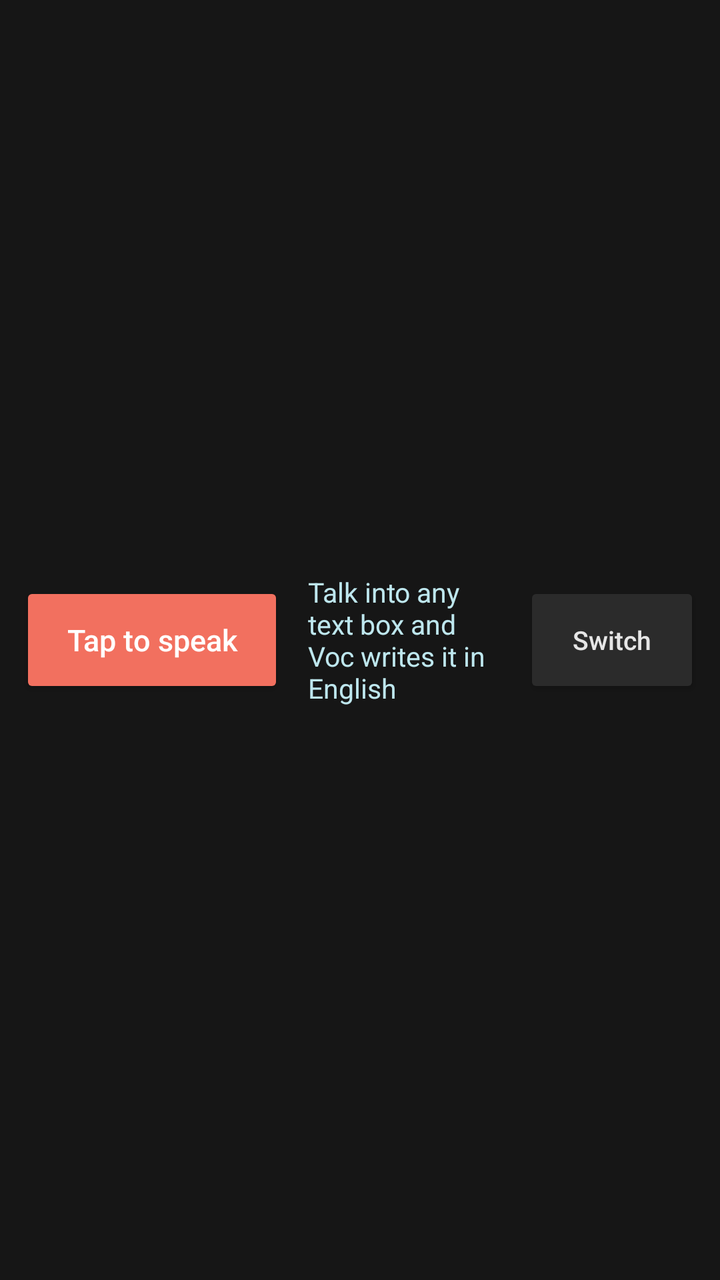
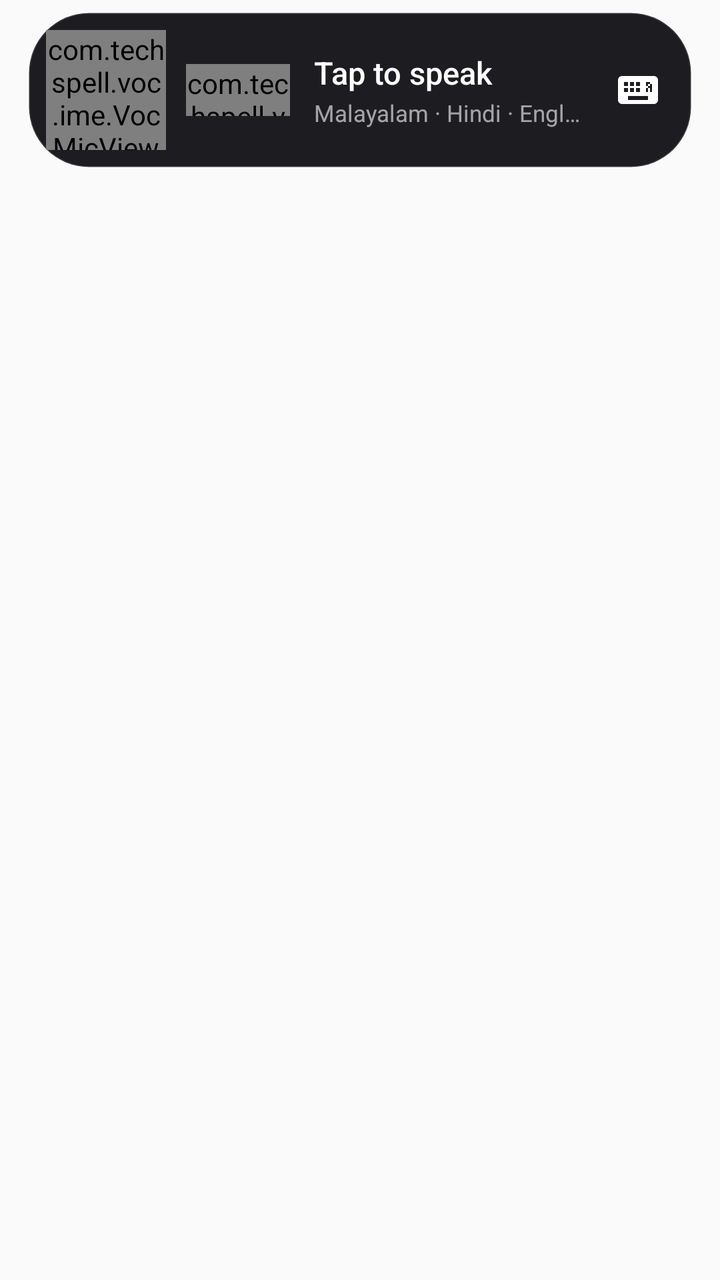

Compare the two renders of this Android layout. The source of the first and the diff that turns it into the second are given below.
<!-- AndroidManifest.xml: application theme AppTheme -->
<!-- res/layout/voc_ime.xml -->
<?xml version="1.0" encoding="utf-8"?>
<LinearLayout xmlns:android="http://schemas.android.com/apk/res/android"
    android:layout_width="match_parent"
    android:layout_height="wrap_content"
    android:orientation="horizontal"
    android:gravity="center_vertical"
    android:background="#161616"
    android:padding="10dp">

    <Button
        android:id="@+id/mic"
        android:layout_width="wrap_content"
        android:layout_height="58dp"
        android:minWidth="132dp"
        android:backgroundTint="#F2705F"
        android:textColor="#FFFFFF"
        android:textAllCaps="false"
        android:textSize="15sp"
        android:text="@string/ime_tap" />

    <TextView
        android:id="@+id/status"
        android:layout_width="0dp"
        android:layout_height="wrap_content"
        android:layout_weight="1"
        android:paddingStart="12dp"
        android:paddingEnd="12dp"
        android:textColor="#BEE7EE"
        android:textSize="13.5sp"
        android:text="@string/ime_hint" />

    <Button
        android:id="@+id/switch_kb"
        android:layout_width="wrap_content"
        android:layout_height="58dp"
        android:backgroundTint="#2B2B2B"
        android:textColor="#E6E6E6"
        android:textAllCaps="false"
        android:textSize="13sp"
        android:text="@string/ime_switch" />
</LinearLayout>
<!-- resources referenced by this layout -->
<resources>
  <string name="ime_hint">Talk into any text box and Voc writes it in English</string>
  <string name="ime_switch">Switch</string>
  <string name="ime_tap">Tap to speak</string>
  <style name="AppTheme" parent="Theme.AppCompat.Light.DarkActionBar">
          
          <item name="colorPrimary">@color/colorPrimary</item>
          <item name="colorPrimaryDark">@color/colorPrimaryDark</item>
          <item name="colorAccent">@color/colorAccent</item>
      </style>
</resources>

<!-- the commit's change to res/layout/voc_ime.xml (unified diff, before → after) -->
@@ -1,41 +1,87 @@
 <?xml version="1.0" encoding="utf-8"?>
-<LinearLayout xmlns:android="http://schemas.android.com/apk/res/android"
+<FrameLayout xmlns:android="http://schemas.android.com/apk/res/android"
     android:layout_width="match_parent"
     android:layout_height="wrap_content"
-    android:orientation="horizontal"
-    android:gravity="center_vertical"
-    android:background="#161616"
-    android:padding="10dp">
+    android:background="@android:color/transparent"
+    android:paddingBottom="8dp">
 
-    <Button
-        android:id="@+id/mic"
-        android:layout_width="wrap_content"
-        android:layout_height="58dp"
-        android:minWidth="132dp"
-        android:backgroundTint="#F2705F"
-        android:textColor="#FFFFFF"
-        android:textAllCaps="false"
-        android:textSize="15sp"
-        android:text="@string/ime_tap" />
+    <LinearLayout
+        android:layout_width="match_parent"
+        android:layout_height="78dp"
+        android:layout_marginStart="14dp"
+        android:layout_marginTop="6dp"
+        android:layout_marginEnd="14dp"
+        android:layout_marginBottom="4dp"
+        android:background="@drawable/voc_pill"
+        android:elevation="12dp"
+        android:gravity="center_vertical"
+        android:orientation="horizontal"
+        android:paddingStart="9dp"
+        android:paddingEnd="5dp">
 
-    <TextView
-        android:id="@+id/status"
-        android:layout_width="0dp"
-        android:layout_height="wrap_content"
-        android:layout_weight="1"
-        android:paddingStart="12dp"
-        android:paddingEnd="12dp"
-        android:textColor="#BEE7EE"
-        android:textSize="13.5sp"
-        android:text="@string/ime_hint" />
+        <FrameLayout
+            android:layout_width="60dp"
+            android:layout_height="60dp">
 
-    <Button
-        android:id="@+id/switch_kb"
-        android:layout_width="wrap_content"
-        android:layout_height="58dp"
-        android:backgroundTint="#2B2B2B"
-        android:textColor="#E6E6E6"
-        android:textAllCaps="false"
-        android:textSize="13sp"
-        android:text="@string/ime_switch" />
-</LinearLayout>
+            <com.techspell.voc.ime.VocMicView
+                android:id="@+id/orb"
+                android:layout_width="match_parent"
+                android:layout_height="match_parent" />
+
+            <ImageButton
+                android:id="@+id/mic"
+                android:layout_width="match_parent"
+                android:layout_height="match_parent"
+                android:background="?android:attr/selectableItemBackgroundBorderless"
+                android:contentDescription="@string/ime_tap" />
+        </FrameLayout>
+
+        <com.techspell.voc.ime.VocWave
+            android:id="@+id/wave"
+            android:layout_width="52dp"
+            android:layout_height="26dp"
+            android:layout_marginStart="10dp" />
+
+        <LinearLayout
+            android:layout_width="0dp"
+            android:layout_height="wrap_content"
+            android:layout_marginStart="12dp"
+            android:layout_marginEnd="4dp"
+            android:layout_weight="1"
+            android:orientation="vertical">
+
+            <TextView
+                android:id="@+id/status"
+                android:layout_width="match_parent"
+                android:layout_height="wrap_content"
+                android:ellipsize="end"
+                android:fontFamily="sans-serif-medium"
+                android:singleLine="true"
+                android:text="@string/ime_tap"
+                android:textColor="#FFFFFF"
+                android:textSize="15.5sp" />
+
+            <TextView
+                android:id="@+id/hint"
+                android:layout_width="match_parent"
+                android:layout_height="wrap_content"
+                android:layout_marginTop="2dp"
+                android:ellipsize="end"
+                android:singleLine="true"
+                android:text="@string/ime_hint"
+                android:textColor="#99FFFFFF"
+                android:textSize="11.5sp" />
+        </LinearLayout>
+
+        <ImageButton
+            android:id="@+id/switch_kb"
+            android:layout_width="44dp"
+            android:layout_height="44dp"
+            android:background="?android:attr/selectableItemBackgroundBorderless"
+            android:contentDescription="@string/ime_switch"
+            android:padding="10dp"
+            android:scaleType="centerInside"
+            android:src="@drawable/ic_keyboard"
+            android:tint="#B3FFFFFF" />
+    </LinearLayout>
+</FrameLayout>
<!-- resource entries referenced after the edit -->
@@ -1,7 +1,26 @@
 <!-- resources referenced by this layout -->
 <resources>
-  <string name="ime_hint">Talk into any text box and Voc writes it in English</string>
-  <string name="ime_switch">Switch</string>
+  <!-- drawable ic_keyboard (drawable) -->
+  <?xml version="1.0" encoding="utf-8"?>
+  <vector xmlns:android="http://schemas.android.com/apk/res/android"
+      android:width="24dp"
+      android:height="24dp"
+      android:viewportWidth="24"
+      android:viewportHeight="24">
+      <path
+          android:fillColor="#FFFFFF"
+          android:pathData="M20,5H4C2.9,5 2.01,5.9 2.01,7L2,17c0,1.1 0.9,2 2,2h16c1.1,0 2,-0.9 2,-2V7c0,-1.1 -0.9,-2 -2,-2zM11,8h2v2h-2V8zM11,11h2v2h-2v-2zM8,8h2v2H8V8zM8,11h2v2H8v-2zM5,11h2v2H5v-2zM5,8h2v2H5V8zM7,15h10v2H7v-2zM16,11h2v2h-2v-2zM16,8h2v2h-2V8zM19,13h-2v-2h2v2zM19,11h-2V9h2v2z" />
+  </vector>
+  <!-- drawable voc_pill (drawable) -->
+  <?xml version="1.0" encoding="utf-8"?>
+  <shape xmlns:android="http://schemas.android.com/apk/res/android"
+      android:shape="rectangle">
+      <solid android:color="#F5141418" />
+      <stroke android:width="1dp" android:color="#1FFFFFFF" />
+      <corners android:radius="30dp" />
+  </shape>
+  <string name="ime_hint">Malayalam · Hindi · English</string>
+  <string name="ime_switch">Switch keyboard</string>
   <string name="ime_tap">Tap to speak</string>
   <style name="AppTheme" parent="Theme.AppCompat.Light.DarkActionBar">
           
